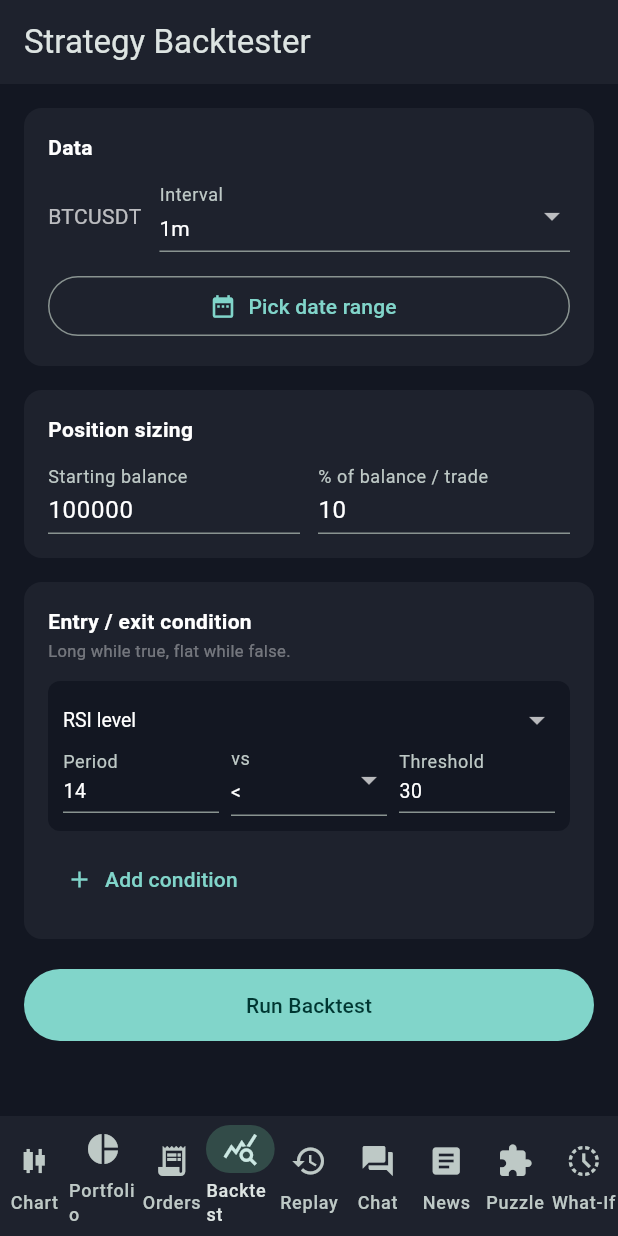
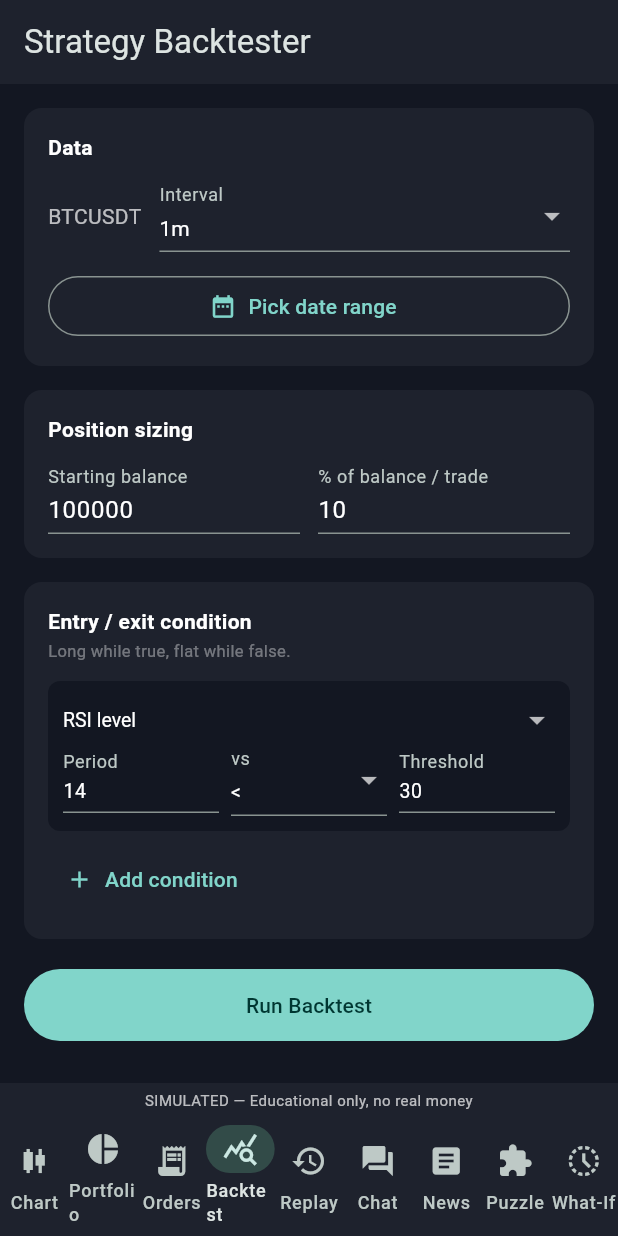
Before and after one commit to Vinodwaghmare007/Paper-treding, a Flutter app: the screen it shows once a user with an empty profile is signed in, item 4 of the bottom bar chosen, on a phone screen of 412 x 824 dp. Run offline on Flutter 3.47's test engine with Material 3 defaults, Android fonts, the phone set to English and light mode, and no system bars; our stand-ins replace clock, cloud_firestore, cloud_functions, dio, firebase_auth, firebase_core and 7 more; missing offline and left inert: home_widget, workmanager; accounts and stored records are empty; network calls fail; statements that could not run were skipped.

Commit message:
Add release-readiness Part A: disclaimers, SIMULATED coverage, a11y fixes
Backtester results had zero disclaimer language despite showing P&L/win-
rate stats that could easily read as predictive — added one. A persistent
SimulatedFooter now lives in HomeShell (covers every signed-in tab in one
place) plus a standalone line on the pre-auth daily puzzle entry point.

Accessibility, found via code audit and fixed: two sub-44dp tap targets
(chat report icon, high-frequency-banner dismiss button — the latter had
an unconstrained BoxConstraints() shrinking it to the bare icon), several
icon-only buttons missing screen-reader tooltips, and three new safety-
relevant disclaimer strings bumped from white38/24 to white70 after
computing they'd otherwise fail WCAG AA contrast (~3.5:1 vs the 4.5:1
minimum) against this theme's dark backgrounds.

Audited every external link in the app — only the news feed opens
external URLs (the article's own source, not an affiliate/referral link).

docs/MANUAL_QA_CHECKLIST.md records all of this plus what still needs a
human with a real device (TalkBack pass, the remaining 33 pre-existing
white38/24/12 occurrences across 13 files that need a proper contrast-
checked color token rather than a blind bulk find-replace).

```diff
--- a/lib/features/backtester/backtester_screen.dart
+++ b/lib/features/backtester/backtester_screen.dart
@@ -404,6 +404,7 @@ class _ConditionRow extends StatelessWidget {
               if (onRemove != null)
                 IconButton(
                   icon: const Icon(Icons.close, size: 18, color: Colors.white38),
+                  tooltip: 'Remove condition',
                   onPressed: enabled ? onRemove : null,
                 ),
             ],
@@ -555,6 +556,14 @@ class _ResultsSection extends StatelessWidget {
       crossAxisAlignment: CrossAxisAlignment.stretch,
       children: [
         const Text('Results', style: TextStyle(color: Colors.white, fontSize: 16, fontWeight: FontWeight.w600)),
+        const SizedBox(height: 4),
+        const Text(
+          'Simulated against historical data — past performance on this '
+          'window is not a guarantee of future results.',
+          // white70 rather than white38: this is safety-relevant copy, and
+          // needs to clear WCAG AA contrast against this dark background.
+          style: TextStyle(color: Colors.white70, fontSize: 11),
+        ),
         const SizedBox(height: 12),
         Row(
           children: [
--- a/lib/features/home/home_shell.dart
+++ b/lib/features/home/home_shell.dart
@@ -11,6 +11,7 @@ import '../replay/market_replay_screen.dart';
 import '../ticker/ticker_screen.dart';
 import '../whatif/whatif_screen.dart';
 import 'home_deep_link.dart';
+import 'simulated_footer.dart';
 
 /// Signed-in app shell: bottom-nav between the live chart, portfolio, order
 /// history, strategy backtester, Market Replay, Community chat, News, the
@@ -47,7 +48,12 @@ class _HomeShellState extends ConsumerState<HomeShell> {
     });
 
     return Scaffold(
-      body: IndexedStack(index: _index, children: _tabs),
+      body: Column(
+        children: [
+          Expanded(child: IndexedStack(index: _index, children: _tabs)),
+          const SimulatedFooter(),
+        ],
+      ),
       bottomNavigationBar: NavigationBar(
         selectedIndex: _index,
         onDestinationSelected: (i) => setState(() => _index = i),
--- /dev/null
+++ b/lib/features/home/simulated_footer.dart
@@ -0,0 +1,28 @@
+import 'package:flutter/material.dart';
+
+/// Persistent "this is not real money" reminder, shown on every signed-in
+/// screen via [HomeShell] (which wraps all tabs in the same [Scaffold], so
+/// this one instance covers every screen that could show a dollar figure —
+/// see the manual QA checklist for why a single shared placement was
+/// chosen over duplicating similar text into each screen individually).
+class SimulatedFooter extends StatelessWidget {
+  const SimulatedFooter({super.key});
+
+  @override
+  Widget build(BuildContext context) {
+    return Container(
+      width: double.infinity,
+      color: const Color(0xFF1E222D),
+      padding: const EdgeInsets.symmetric(vertical: 4),
+      child: const Text(
+        'SIMULATED — Educational only, no real money',
+        textAlign: TextAlign.center,
+        // white70, not the more common white38/54 "secondary text" tone
+        // elsewhere in the app — this line is safety-relevant copy, not
+        // decorative de-emphasis, and needs to clear WCAG AA contrast
+        // (4.5:1) against this dark background, which white38 does not.
+        style: TextStyle(color: Colors.white70, fontSize: 10, letterSpacing: 0.3),
+      ),
+    );
+  }
+}
--- a/lib/features/puzzle/daily_puzzle_screen.dart
+++ b/lib/features/puzzle/daily_puzzle_screen.dart
@@ -229,6 +229,18 @@ class _StatsHeader extends StatelessWidget {
                 : '${pct.toStringAsFixed(0)}% of $totalAnswers players got it right today.',
             style: const TextStyle(color: Colors.white38, fontSize: 11),
           ),
+          const SizedBox(height: 2),
+          // This screen is reachable without an account (see sign_in_screen
+          // .dart), so it can't rely on HomeShell's shared SimulatedFooter
+          // being present — it needs its own reminder regardless of entry
+          // point.
+          const Text(
+            'Practice only — no real trades or money.',
+            // white70 rather than the dimmer white24/38 used for purely
+            // decorative text elsewhere: safety-relevant copy needs to
+            // clear WCAG AA contrast against this dark background.
+            style: TextStyle(color: Colors.white70, fontSize: 10),
+          ),
         ],
       ),
     );
```
Also changed, not shown: lib/features/chat/community_chat_screen.dart (+12 -3 lines), lib/features/replay/market_replay_screen.dart (+6 -1 lines), lib/features/trade/high_frequency_banner.dart (+7 -1 lines), 1 other file.
